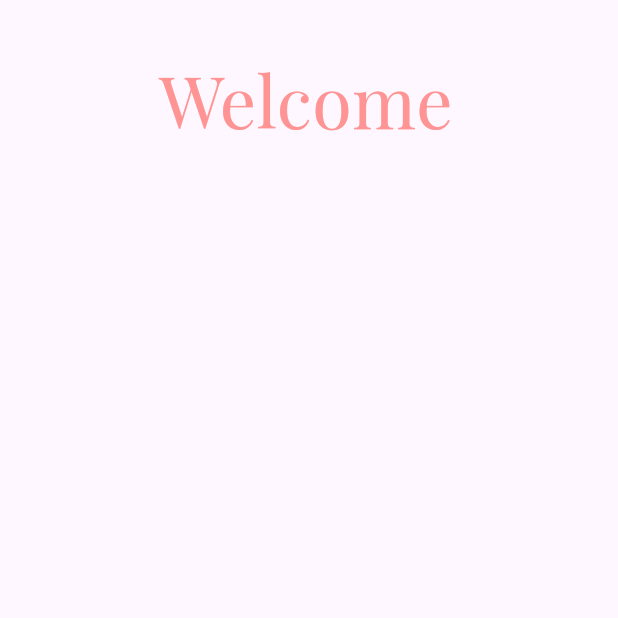
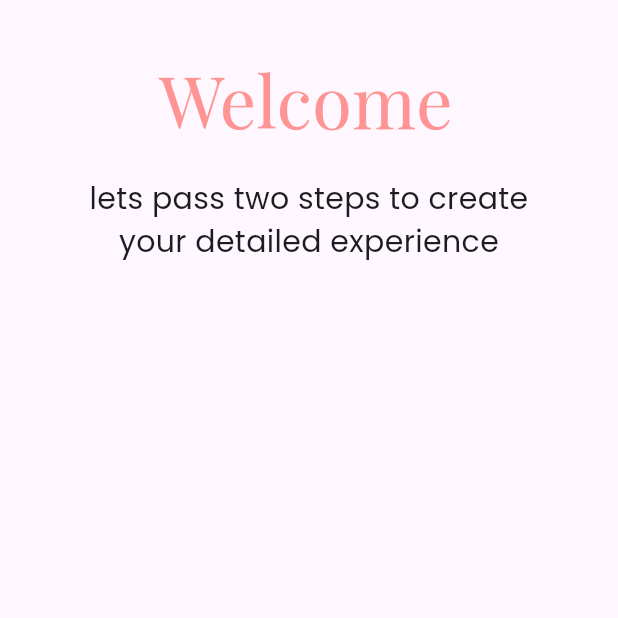
Before and after one commit to PratyushaKumarKar/misflo, a Flutter app: the screen it shows after launch, on a phone screen of 412 x 824 dp, the top half of it. Run offline on Flutter 3.47's test engine with Material 3 defaults, Android fonts, the phone set to English and light mode, and no system bars; our stand-ins replace google_fonts.

Commit message:
added subhead

```diff
--- a/lib/main.dart
+++ b/lib/main.dart
@@ -29,6 +29,19 @@ class MyApp extends StatelessWidget {
                 ),
               ),
             ),
+            Positioned(
+                top: 118,
+                right: 54,
+                left: 54,
+                child: Container(
+                  child: Text(
+                    "lets pass two steps to create your detailed experience",
+                    style: GoogleFonts.poppins(
+                      fontSize: 20,
+                    ),
+                    textAlign: TextAlign.center,
+                  ),
+                ))
           ],
         ),
       ),
```
Also changed, not shown: 1 other file.
